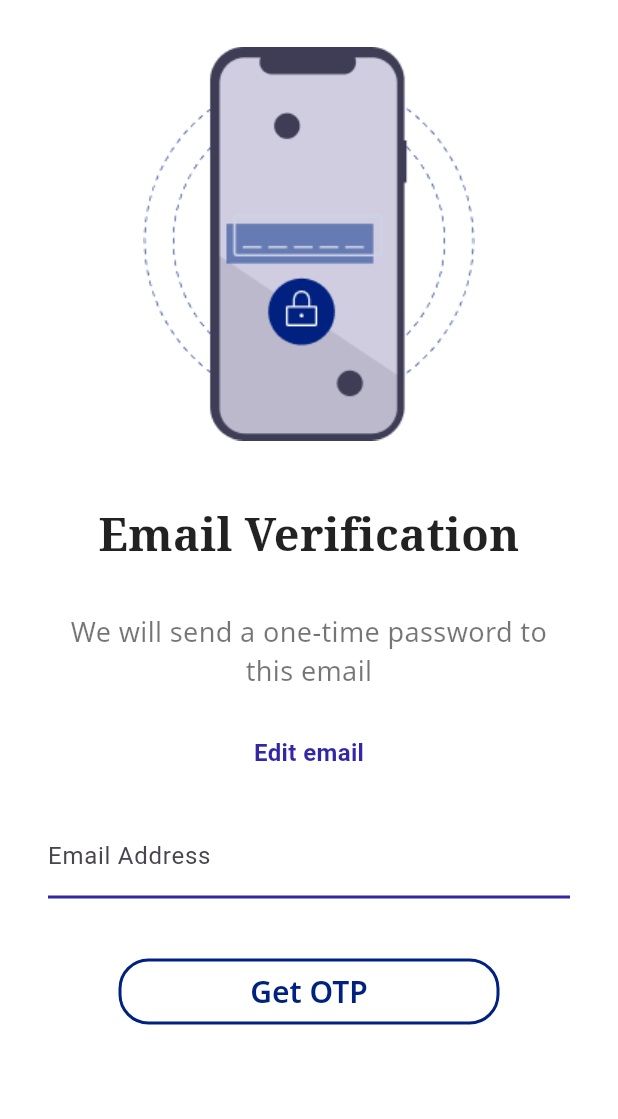
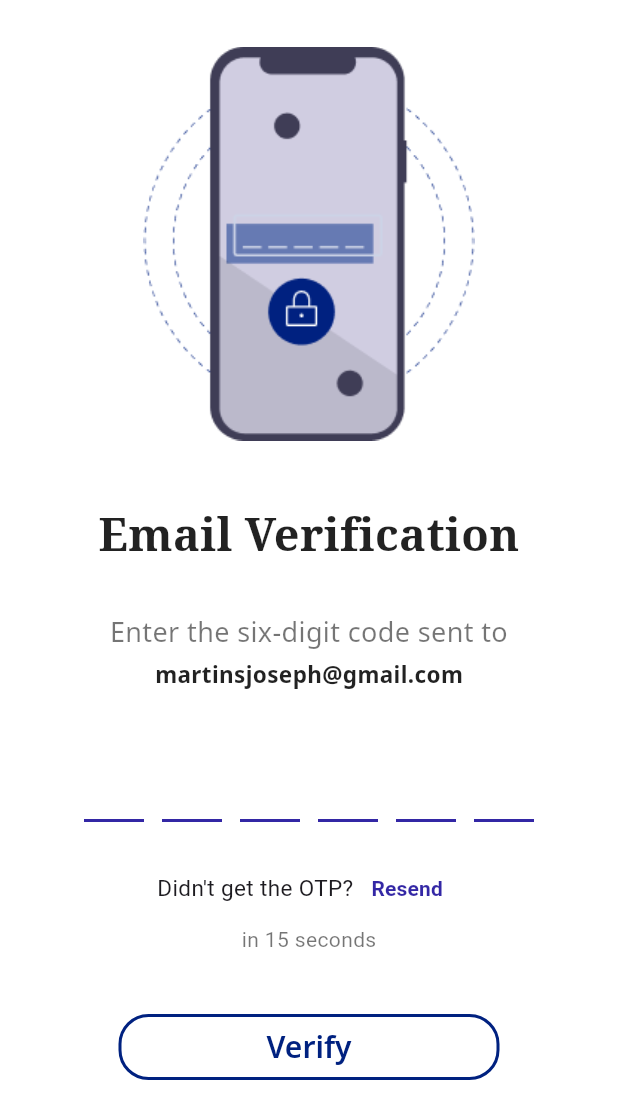
Before and after one commit to davidcreated/healio_telemedical_app, a Flutter app: the OtpVerificationPage screen opened directly, after a tap on "Get OTP", on a phone screen of 412 x 824 dp. Shown: the top 1119 px of the screen. Run offline on Flutter 3.47's test engine with Material 3 defaults, Android fonts, the phone set to English and light mode, and no system bars.

Commit message:
Created he second otpverifcation page and emailverified page

```diff
--- a/lib/verificationpages/otp_verification.dart
+++ b/lib/verificationpages/otp_verification.dart
@@ -1,4 +1,5 @@
 import 'package:flutter/material.dart';
+import 'package:healio/verificationpages/otpverification2.dart';
 
 // A simple, Flutter-friendly OTP verification page with beginner comments.
 class OtpVerificationPage extends StatefulWidget {
@@ -113,7 +114,13 @@ class _OtpVerificationPageState extends State<OtpVerificationPage> {
                 height: 44,
                 child: ElevatedButton(
                   onPressed: () {
-                    // Handle OTP request logic here
+                    Navigator.push(
+                      context,
+                      MaterialPageRoute(
+                        builder: (context) =>
+                            const OtpVerification2Page(), // Replace OtpVerificationPage with your next page widget if needed
+                      ),
+                    );
                   },
                   style: ElevatedButton.styleFrom(
                     backgroundColor: Colors.white,
--- /dev/null
+++ b/lib/verificationpages/otpverification2.dart
@@ -0,0 +1,213 @@
+import 'package:flutter/material.dart';
+import 'package:healio/verificationpages/emailverified.dart';
+
+// A simple, Flutter-friendly OTP verification page for entering a 6-digit code.
+// This code is beginner-friendly and uses only standard Flutter widgets.
+
+class OtpVerification2Page extends StatefulWidget {
+  const OtpVerification2Page({super.key});
+
+  @override
+  State<OtpVerification2Page> createState() => _OtpVerification2PageState();
+}
+
+class _OtpVerification2PageState extends State<OtpVerification2Page> {
+  // Controllers for each OTP digit field
+  final List<TextEditingController> _otpControllers =
+      List.generate(6, (_) => TextEditingController());
+
+  // Focus nodes for each OTP digit field (for auto-focus)
+  final List<FocusNode> _focusNodes = List.generate(6, (_) => FocusNode());
+
+  @override
+  void dispose() {
+    // Dispose all controllers and focus nodes to free resources
+    for (final controller in _otpControllers) {
+      controller.dispose();
+    }
+    for (final node in _focusNodes) {
+      node.dispose();
+    }
+    super.dispose();
+  }
+
+  // Helper to move focus to the next field automatically
+  void _onOtpChanged(String value, int index) {
+    if (value.length == 1 && index < 5) {
+      _focusNodes[index + 1].requestFocus();
+    }
+    if (value.isEmpty && index > 0) {
+      _focusNodes[index - 1].requestFocus();
+    }
+  }
+
+  @override
+  Widget build(BuildContext context) {
+    return Scaffold(
+      backgroundColor: Colors.white, // Set background color
+      body: SafeArea(
+        child: SingleChildScrollView(
+          child: Column(
+            children: [
+              // Top logo/image
+              Padding(
+                padding: const EdgeInsets.only(top: 30.0),
+                child: Image.asset(
+                  'assets/vectors/otpverification.png',
+                  width: 221,
+                  height: 265,
+                  fit: BoxFit.contain,
+                ),
+              ),
+              const SizedBox(height: 40),
+              // Title
+              const Text(
+                'Email Verification',
+                textAlign: TextAlign.center,
+                style: TextStyle(
+                  fontFamily: 'NotoSerif',
+                  fontWeight: FontWeight.bold,
+                  fontSize: 30,
+                  color: Colors.black87,
+                ),
+              ),
+              const SizedBox(height: 30),
+              // Subtitle
+              const Text(
+                'Enter the six-digit code sent to',
+                textAlign: TextAlign.center,
+                style: TextStyle(
+                  fontFamily: 'NotoSans',
+                  fontSize: 18,
+                  color: Colors.black54,
+                ),
+              ),
+              // Email (replace with actual email if available)
+              const Padding(
+                padding: EdgeInsets.only(top: 4.0, bottom: 20.0),
+                child: Text(
+                  'martinsjoseph@gmail.com',
+                  style: TextStyle(
+                    fontFamily: 'NotoSans',
+                    fontWeight: FontWeight.bold,
+                    fontSize: 15,
+                    color: Colors.black87,
+                  ),
+                ),
+              ),
+              // OTP input fields
+              Padding(
+                padding: const EdgeInsets.symmetric(vertical: 20.0),
+                child: Row(
+                  mainAxisAlignment: MainAxisAlignment.center,
+                  children: List.generate(6, (index) {
+                    return Container(
+                      width: 40,
+                      margin: const EdgeInsets.symmetric(horizontal: 6),
+                      child: TextFormField(
+                        controller: _otpControllers[index],
+                        focusNode: _focusNodes[index],
+                        keyboardType: TextInputType.number,
+                        textAlign: TextAlign.center,
+                        maxLength: 1,
+                        style: const TextStyle(
+                          fontSize: 22,
+                          fontWeight: FontWeight.bold,
+                          letterSpacing: 2,
+                        ),
+                        decoration: const InputDecoration(
+                          counterText: '',
+                          enabledBorder: UnderlineInputBorder(
+                            borderSide: BorderSide(
+                              color: Color(0xE2190B99),
+                              width: 2.0,
+                            ),
+                          ),
+                          focusedBorder: UnderlineInputBorder(
+                            borderSide: BorderSide(
+                              color: Color(0xFF002180),
+                              width: 2.0,
+                            ),
+                          ),
+                        ),
+                        onChanged: (value) => _onOtpChanged(value, index),
+                      ),
+                    );
+                  }),
+                ),
+              ),
+              // "Didn't get the OTP?" and "Resend"
+              Row(
+                mainAxisAlignment: MainAxisAlignment.center,
+                children: [
+                  const Text(
+                    "Didn't get the OTP?",
+                    style: TextStyle(fontSize: 15),
+                  ),
+                  TextButton(
+                    onPressed: () {
+                      // Add resend OTP logic here
+                    },
+                    child: const Text(
+                      'Resend',
+                      style: TextStyle(
+                        color: Color(0xE2190B99),
+                        fontWeight: FontWeight.bold,
+                      ),
+                    ),
+                  ),
+                ],
+              ),
+              const Text(
+                'in 15 seconds',
+                style: TextStyle(fontSize: 14, color: Colors.black54),
+              ),
+              const SizedBox(height: 40),
+              // "Verify" button
+              SizedBox(
+                width: 254,
+                height: 44,
+                child: ElevatedButton(
+                  onPressed: () {
+                    // Collect the OTP code
+                    String otp = _otpControllers.map((c) => c.text).join();
+                    // TODO: Add your OTP verification logic here
+                    print('Entered OTP: $otp');
+                    Navigator.push(
+                      context,
+                      MaterialPageRoute(
+                        builder: (context) =>
+                            const EmailVerifiedPage(), // Replace OtpVerificationPage with your next page widget if needed
+                      ),
+                    );
+                    // Navigate to the next page if OTP is correct
+                    // Navigator.push(context, MaterialPageRoute(builder: (context) => NextPage()));
+                  },
+                  style: ElevatedButton.styleFrom(
+                    backgroundColor: Colors.white,
+                    foregroundColor: const Color(0xFF002180),
+                    elevation: 0,
+                    side: const BorderSide(
+                      color: Color(0xFF002180),
+                      width: 2,
+                    ),
+                    shape: RoundedRectangleBorder(
+                      borderRadius: BorderRadius.circular(20),
+                    ),
+                    textStyle: const TextStyle(
+                      fontFamily: 'NotoSans',
+                      fontSize: 20,
+                      fontWeight: FontWeight.w600,
+                    ),
+                  ),
+                  child: const Text('Verify'),
+                ),
+              ),
+              const SizedBox(height: 30),
+            ],
+          ),
+        ),
+      ),
+    );
+  }
+}
```
Also changed, not shown: lib/models/otpverification2.dart (added, +26 -0 lines), lib/models/otpverification3.dart (added, +26 -0 lines), lib/verificationpages/emailverified.dart (added, +104 -0 lines), assets/images/otpverificationimage.jpg (added), 1 other file.
